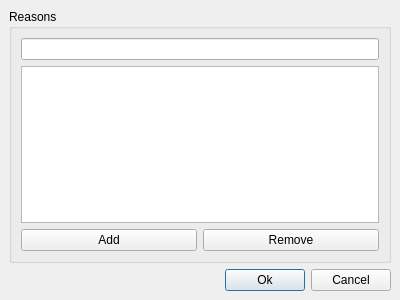
First picture: the form in src/mucreasonseditor.ui, repository psi-im/psi, before the edit.
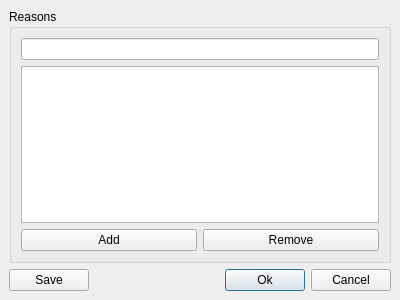
Second picture: the form after the edit.

Commit message: Applied Psi+ patch 1000-psi-save-button-for-muc-kickban-reasons.diff

Patch:
```diff
--- a/src/mucreasonseditor.ui
+++ b/src/mucreasonseditor.ui
@@ -76,6 +76,13 @@
      <property name="spacing" >
       <number>6</number>
      </property>
+     <item>
+      <widget class="QPushButton" name="btnSave">
+       <property name="text">
+        <string>Save</string>
+       </property>
+      </widget>
+     </item>
      <item>
       <spacer>
        <property name="orientation" >
```
Left out of the diff: 19 changed lines with no effect on the pictures. The commit also changes 2 other files.
